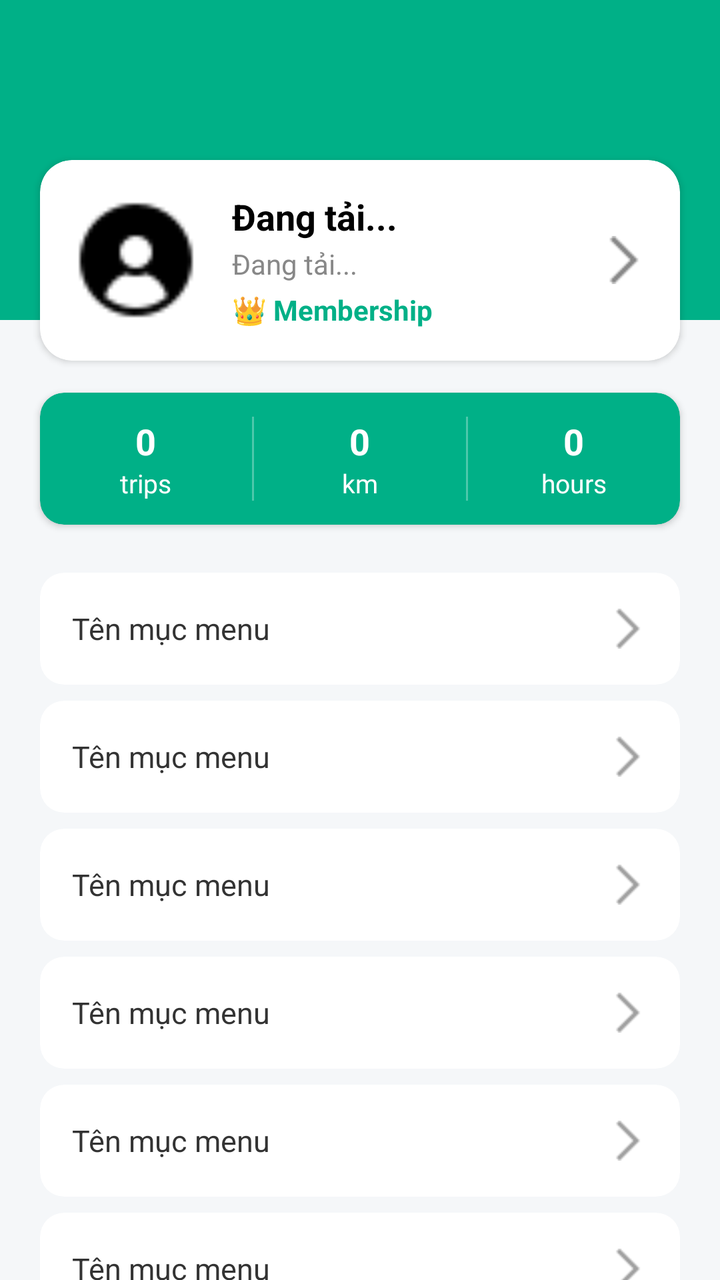
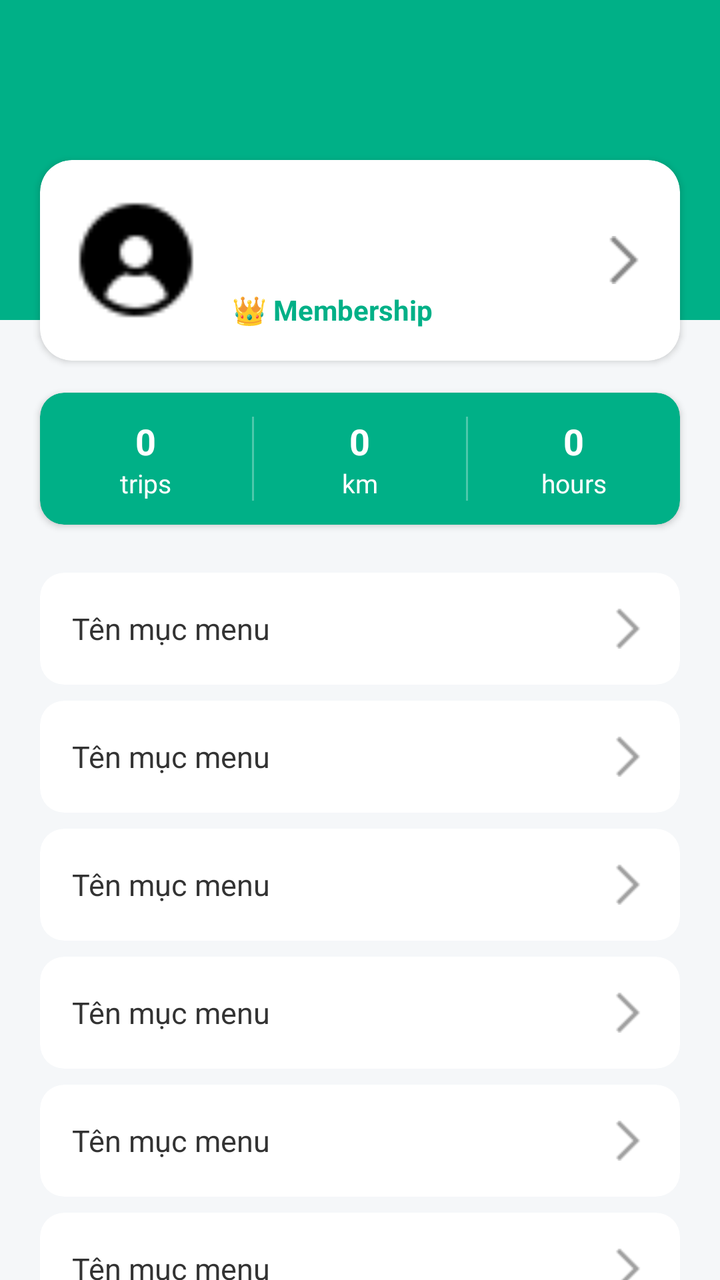

Two renders of the same Android screen: before a commit and after it. Below are the layout's source before the change and the commit's diff.
<!-- AndroidManifest.xml: application theme Theme.Qride -->
<!-- res/layout/activity_profile.xml -->
<?xml version="1.0" encoding="utf-8"?>
<androidx.constraintlayout.widget.ConstraintLayout
    xmlns:android="http://schemas.android.com/apk/res/android"
    xmlns:app="http://schemas.android.com/apk/res-auto"
    android:layout_width="match_parent"
    android:layout_height="match_parent"

    android:background="#F5F7F9">

    <View
        android:id="@+id/headerBackground"
        android:layout_width="match_parent"
        android:layout_height="160dp"
        android:background="#00B087"
        app:layout_constraintTop_toTopOf="parent" />

    <androidx.cardview.widget.CardView
        android:id="@+id/cardAvatar"
        android:layout_width="match_parent"
        android:layout_height="wrap_content"
        android:layout_marginTop="80dp"
        android:layout_marginHorizontal="20dp"
        app:cardBackgroundColor="@android:color/white"
        app:cardCornerRadius="16dp"
        app:cardElevation="2dp"
        app:layout_constraintTop_toTopOf="parent">

        <RelativeLayout
            android:layout_width="match_parent"
            android:layout_height="wrap_content"
            android:padding="16dp">

            <ImageView
                android:id="@+id/imgAvatar"
                android:layout_width="64dp"
                android:layout_height="64dp"
                android:layout_centerVertical="true"
                android:src="@drawable/ic_user_placeholder" />

            <LinearLayout
                android:layout_width="match_parent"
                android:layout_height="wrap_content"
                android:layout_centerVertical="true"
                android:layout_marginStart="16dp"
                android:layout_toStartOf="@id/imgArrowUser"
                android:layout_toEndOf="@id/imgAvatar"
                android:orientation="vertical">

                <TextView
                    android:id="@+id/tvProfileName"
                    android:layout_width="wrap_content"
                    android:layout_height="wrap_content"
                    android:text="Đang tải..."
                    android:textColor="#000000"
                    android:textSize="18sp"
                    android:textStyle="bold" />

                <TextView
                    android:id="@+id/tvProfilePhone"
                    android:layout_width="wrap_content"
                    android:layout_height="wrap_content"
                    android:layout_marginTop="2dp"
                    android:text="Đang tải..."
                    android:textColor="#888888"
                    android:textSize="14sp" />

                <TextView
                    android:layout_width="wrap_content"
                    android:layout_height="wrap_content"
                    android:layout_marginTop="4dp"
                    android:text="@string/profile_membership"
                    android:textColor="#00B087"
                    android:textSize="14sp"
                    android:textStyle="bold" />
            </LinearLayout>

            <ImageView
                android:id="@+id/imgArrowUser"
                android:layout_width="wrap_content"
                android:layout_height="wrap_content"
                android:layout_alignParentEnd="true"
                android:layout_centerVertical="true"
                android:src="@drawable/ic_chevron_right"
                app:tint="#888888" />
        </RelativeLayout>
    </androidx.cardview.widget.CardView>

    <androidx.cardview.widget.CardView
        android:id="@+id/cardStats"
        android:layout_width="match_parent"
        android:layout_height="wrap_content"
        android:layout_marginTop="16dp"
        android:layout_marginHorizontal="20dp"
        app:cardBackgroundColor="#00B087"
        app:cardCornerRadius="12dp"
        app:cardElevation="2dp"
        app:layout_constraintTop_toBottomOf="@id/cardAvatar">

        <LinearLayout
            android:layout_width="match_parent"
            android:layout_height="wrap_content"
            android:baselineAligned="false"
            android:orientation="horizontal"
            android:paddingVertical="12dp">

            <LinearLayout
                android:layout_width="0dp"
                android:layout_height="wrap_content"
                android:layout_weight="1"
                android:gravity="center"
                android:orientation="vertical">
                <TextView android:id="@+id/tvTrips" android:layout_width="wrap_content" android:layout_height="wrap_content" android:text="0" android:textColor="#FFFFFF" android:textSize="18sp" android:textStyle="bold" />
                <TextView android:layout_width="wrap_content" android:layout_height="wrap_content" android:text="@string/unit_trips" android:textColor="#FFFFFF" android:textSize="13sp" />            </LinearLayout>

            <View android:layout_width="1dp" android:layout_height="match_parent" android:background="#4DFFFFFF" />

            <LinearLayout
                android:layout_width="0dp"
                android:layout_height="wrap_content"
                android:layout_weight="1"
                android:gravity="center"
                android:orientation="vertical">
                <TextView android:id="@+id/tvKm" android:layout_width="wrap_content" android:layout_height="wrap_content" android:text="0" android:textColor="#FFFFFF" android:textSize="18sp" android:textStyle="bold" />
                <TextView android:layout_width="wrap_content" android:layout_height="wrap_content" android:text="@string/unit_km" android:textColor="#FFFFFF" android:textSize="13sp" />            </LinearLayout>

            <View android:layout_width="1dp" android:layout_height="match_parent" android:background="#4DFFFFFF" />

            <LinearLayout
                android:layout_width="0dp"
                android:layout_height="wrap_content"
                android:layout_weight="1"
                android:gravity="center"
                android:orientation="vertical">
                <TextView android:id="@+id/tvHours" android:layout_width="wrap_content" android:layout_height="wrap_content" android:text="0" android:textColor="#FFFFFF" android:textSize="18sp" android:textStyle="bold" />
                <TextView android:layout_width="wrap_content" android:layout_height="wrap_content" android:text="@string/unit_hours" android:textColor="#FFFFFF" android:textSize="13sp" />            </LinearLayout>
        </LinearLayout>
    </androidx.cardview.widget.CardView>

    <ScrollView
        android:layout_width="match_parent"
        android:layout_height="0dp"
        android:fillViewport="true"
        android:scrollbars="none"
        android:layout_marginTop="24dp"
        app:layout_constraintTop_toBottomOf="@id/cardStats"
        app:layout_constraintBottom_toBottomOf="parent">

        <LinearLayout
            android:layout_width="match_parent"
            android:layout_height="wrap_content"
            android:orientation="vertical"
            android:paddingHorizontal="20dp"
            android:paddingBottom="80dp">

            <include android:id="@+id/menuInfo" layout="@layout/item_profile_menu" />
            <include android:id="@+id/menuSecurity" layout="@layout/item_profile_menu" />
            <include android:id="@+id/menuHistory" layout="@layout/item_profile_menu" />
            <include android:id="@+id/menuLanguage" layout="@layout/item_profile_menu" />
            <include android:id="@+id/menuDarkMode" layout="@layout/item_profile_menu" />
            <include android:id="@+id/menuNotify" layout="@layout/item_profile_menu" />
            <include android:id="@+id/menuInvite" layout="@layout/item_profile_menu" />
            <include android:id="@+id/menuSupport" layout="@layout/item_profile_menu" />
            <include android:id="@+id/menuAbout" layout="@layout/item_profile_menu" />
            <include android:id="@+id/menuTerms" layout="@layout/item_profile_menu" />

            <LinearLayout
                android:id="@+id/btnLogout"
                android:layout_width="match_parent"
                android:layout_height="wrap_content"
                android:layout_marginTop="16dp"
                android:layout_marginBottom="32dp"
                android:gravity="center"
                android:orientation="horizontal"
                android:padding="16dp">

                <ImageView
                    android:layout_width="24dp"
                    android:layout_height="24dp"
                    android:src="@drawable/ic_logout"
                    app:tint="#F26522" />

                <TextView
                    android:layout_width="wrap_content"
                    android:layout_height="wrap_content"
                    android:layout_marginStart="8dp"
                    android:text="@string/profile_logout"
                    android:textColor="#F26522"
                    android:textSize="16sp"
                    android:textStyle="bold" />
            </LinearLayout>
        </LinearLayout>
    </ScrollView>

</androidx.constraintlayout.widget.ConstraintLayout>
<!-- res/layout/item_profile_menu.xml (included above) -->
<?xml version="1.0" encoding="utf-8"?>
<androidx.cardview.widget.CardView
    xmlns:android="http://schemas.android.com/apk/res/android"
    xmlns:app="http://schemas.android.com/apk/res-auto"
    android:layout_width="match_parent"
    android:layout_height="wrap_content"
    android:layout_marginBottom="8dp"
    app:cardBackgroundColor="#FFFFFF"
    app:cardCornerRadius="12dp"
    app:cardElevation="0dp">

    <LinearLayout
        android:layout_width="match_parent"
        android:layout_height="56dp"
        android:gravity="center_vertical"
        android:orientation="horizontal"
        android:paddingHorizontal="16dp">

        <TextView
            android:id="@+id/tvMenuTitle"
            android:layout_width="0dp"
            android:layout_height="wrap_content"
            android:layout_weight="1"
            android:text="Tên mục menu"
            android:textColor="#333333"
            android:textSize="15sp" />

        <ImageView
            android:layout_width="20dp"
            android:layout_height="20dp"
            android:src="@drawable/ic_chevron_right"
            app:tint="#A0A0A0" />
    </LinearLayout>
</androidx.cardview.widget.CardView>
<!-- resources referenced by this layout -->
<resources>
  <!-- drawable ic_chevron_right: png bitmap (drawable, 227 bytes) -->
  <!-- drawable ic_logout: png bitmap (drawable, 429 bytes) -->
  <!-- drawable ic_user_placeholder: png bitmap (drawable, 630 bytes) -->
  <string name="profile_logout">Logout</string>
  <string name="profile_membership">👑 Membership</string>
  <string name="unit_hours">hours</string>
  <string name="unit_km">km</string>
  <string name="unit_trips">trips</string>
  <style name="Theme.Qride" parent="Base.Theme.Qride" />
  <style name="Base.Theme.Qride" parent="Theme.Material3.DayNight.NoActionBar">
          
          
      </style>
</resources>

<!-- the commit's change to res/layout/activity_profile.xml (unified diff, before → after) -->
@@ -30,27 +30,36 @@
             android:layout_height="wrap_content"
             android:padding="16dp">
 
-            <ImageView
-                android:id="@+id/imgAvatar"
+            <androidx.cardview.widget.CardView
+                android:id="@+id/cardUserAvatar"
                 android:layout_width="64dp"
                 android:layout_height="64dp"
                 android:layout_centerVertical="true"
-                android:src="@drawable/ic_user_placeholder" />
+                app:cardCornerRadius="32dp"
+                app:cardElevation="0dp">
+
+                <ImageView
+                    android:id="@+id/imgProfileAvatar"
+                    android:layout_width="match_parent"
+                    android:layout_height="match_parent"
+                    android:scaleType="centerCrop"
+                    android:src="@drawable/ic_user_placeholder" />
+            </androidx.cardview.widget.CardView>
 
             <LinearLayout
                 android:layout_width="match_parent"
                 android:layout_height="wrap_content"
                 android:layout_centerVertical="true"
                 android:layout_marginStart="16dp"
+                android:layout_toEndOf="@id/cardUserAvatar"
                 android:layout_toStartOf="@id/imgArrowUser"
-                android:layout_toEndOf="@id/imgAvatar"
                 android:orientation="vertical">
 
                 <TextView
                     android:id="@+id/tvProfileName"
                     android:layout_width="wrap_content"
                     android:layout_height="wrap_content"
-                    android:text="Đang tải..."
+
                     android:textColor="#000000"
                     android:textSize="18sp"
                     android:textStyle="bold" />
@@ -60,7 +69,7 @@
                     android:layout_width="wrap_content"
                     android:layout_height="wrap_content"
                     android:layout_marginTop="2dp"
-                    android:text="Đang tải..."
+
                     android:textColor="#888888"
                     android:textSize="14sp" />
 
